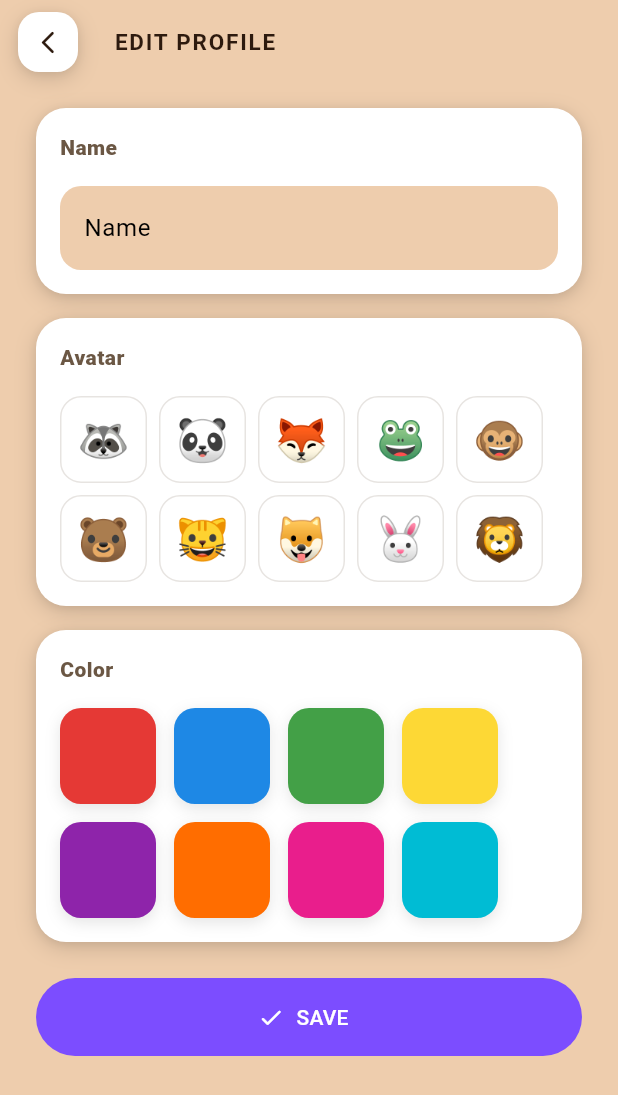
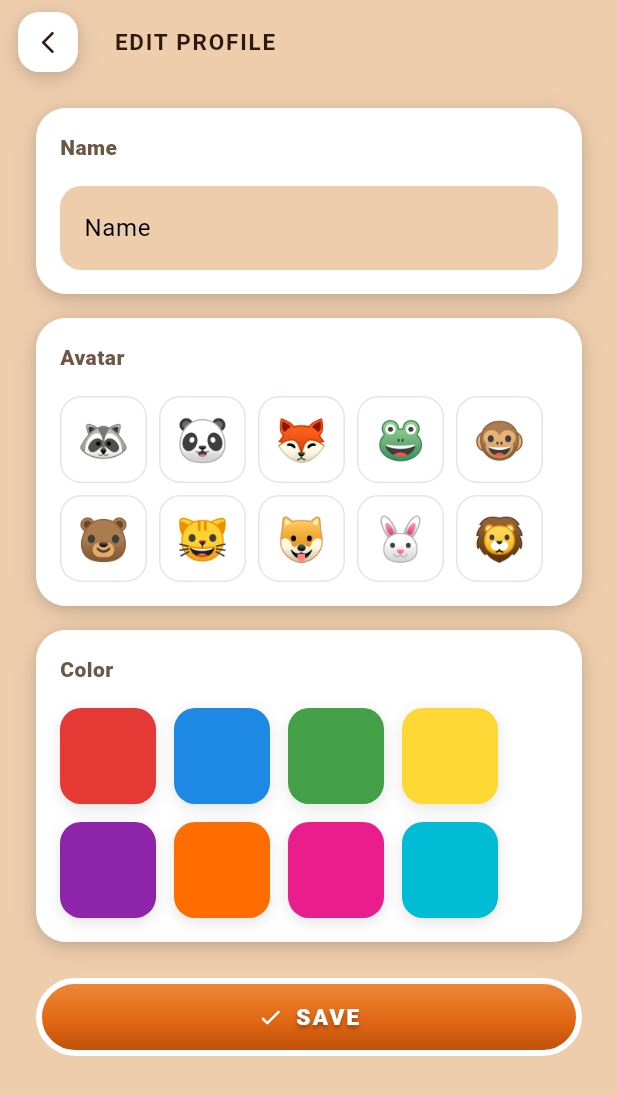
Before and after one commit to Papadrien/Racoon-bandit, a Flutter app: the ProfileEditPage screen opened directly with empty values, scrolled down 231 dp, on a phone screen of 412 x 824 dp. Shown: the top 1095 px of the screen. Run offline on Flutter 3.47's test engine with Material 3 defaults, Android fonts, the light colour scheme and no system bars; our stand-ins replace audioplayers, firebase_analytics, firebase_core, google_mobile_ads, shared_preferences, wakelock_plus; accounts and stored records are empty; generated files the repository leaves out were written again.

Commit message:
2026-05-31 21:46

```diff
--- a/lib/features/card_backs/card_back_selection_dialog.dart
+++ b/lib/features/card_backs/card_back_selection_dialog.dart
@@ -544,6 +544,7 @@ class _LockedOverlay extends StatelessWidget {
 
   @override
   Widget build(BuildContext context) {
+    final l10n = AppLocalizations.of(context)!;
     final required = config.requiredGames;
     final progress = required > 0
         ? (totalGames / required).clamp(0.0, 1.0)
@@ -575,7 +576,7 @@ class _LockedOverlay extends StatelessWidget {
           ),
           const SizedBox(height: AppSpacing.sm),
           Text(
-            '$remaining partie${remaining > 1 ? 's' : ''}',
+            l10n.cardBacksGamesCount(remaining),
             textAlign: TextAlign.center,
             style: const TextStyle(
               color: AppColors.textDark,
--- a/lib/features/home/home_screen.dart
+++ b/lib/features/home/home_screen.dart
@@ -149,9 +149,9 @@ class _HomeScreenState extends State<HomeScreen>
           SnackBar(content: Text(l10n.lifeEarned)),
         );
       },
-      onError: (message) {
+      onError: (_) {
         if (!mounted) return;
-        messenger.showSnackBar(SnackBar(content: Text(message)));
+        messenger.showSnackBar(SnackBar(content: Text(l10n.adError)));
       },
     );
 
--- a/lib/features/profiles/profile_edit_page.dart
+++ b/lib/features/profiles/profile_edit_page.dart
@@ -10,6 +10,7 @@ import '../../core/ui/app_decorations.dart';
 import '../../core/ui/app_shadows.dart';
 import '../../core/ui/app_spacing.dart';
 import '../../widgets/player_avatar.dart';
+import '../../widgets/primary_button.dart';
 import '../settings/widgets/settings_secondary_header.dart';
 
 class ProfileEditPage extends StatefulWidget {
@@ -188,20 +189,18 @@ class _ProfileEditPageState extends State<ProfileEditPage> {
                         ),
                       ),
                       const SizedBox(height: AppSpacing.xl),
-                      SizedBox(
+                      OrangeButton(
+                        label: widget.isNew
+                            ? l10n.profileEditButtonCreate
+                            : l10n.profileEditButtonSave,
+                        icon: Icons.check_rounded,
+                        onPressed: () {
+                          AudioService.instance.playButtonSound();
+                          _save();
+                        },
                         height: AppSpacing.buttonHeightSecondary,
-                        child: FilledButton.icon(
-                          onPressed: () {
-                            AudioService.instance.playButtonSound();
-                            _save();
-                          },
-                          icon: const Icon(Icons.check_rounded),
-                          label: Text(
-                            widget.isNew
-                                ? l10n.profileEditButtonCreate
-                                : l10n.profileEditButtonSave,
-                          ),
-                        ),
+                        fontSize: 15,
+                        letterSpacing: 1.5,
                       ),
                     ],
                   );
--- a/lib/l10n/app_en.arb
+++ b/lib/l10n/app_en.arb
@@ -509,5 +509,9 @@
   "pinces": "Pinces",
   "@pinces": {
     "description": "Pince card name (plural)"
+  },
+  "adError": "An error occurred, please try again.",
+  "@adError": {
+    "description": "Rewarded ad error snackbar"
   }
 }
--- a/lib/l10n/app_fr.arb
+++ b/lib/l10n/app_fr.arb
@@ -509,5 +509,9 @@
   "pinces": "Pinces",
   "@pinces": {
     "description": "Nom de la carte Pince (pluriel)"
+  },
+  "adError": "Une erreur est survenue, veuillez réessayer.",
+  "@adError": {
+    "description": "Snackbar erreur pub rewarded"
   }
 }
```
Also changed, not shown: lib/core/game/game_state.dart (+11 -5 lines), lib/features/lobby/lobby_screen.dart (+11 -1 lines), lib/features/profiles/profiles_screen.dart (+11 -10 lines).
